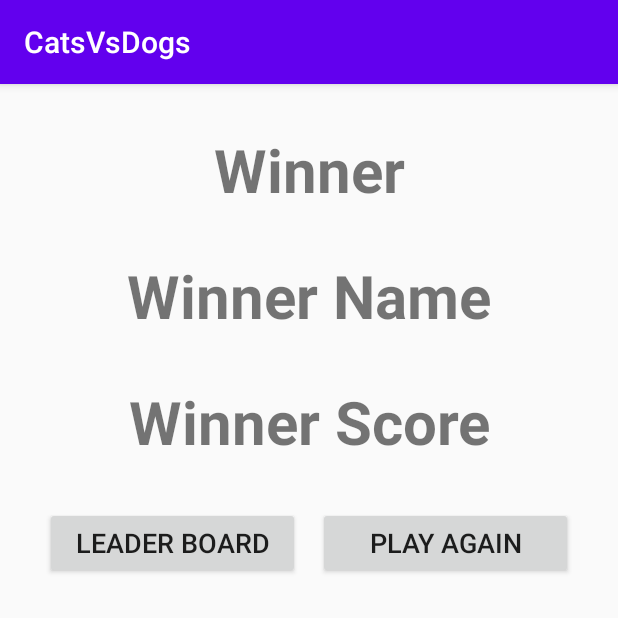
After one commit to devAlexanderKonopelko/CatsVSDogs, an Android app: the fragment FinishFragment shown on its own in the app's theme, on a phone screen of 412 x 824 dp, the top half of it. The commit adds this screen. Run offline under Robolectric (Android 15) with nearby library versions, the phone set to English and light mode, and no system bars.

Commit message:
finish fragment

```diff
--- a/app/build.gradle
+++ b/app/build.gradle
@@ -32,6 +32,7 @@ dependencies {
     implementation 'androidx.appcompat:appcompat:1.1.0'
     implementation 'androidx.core:core-ktx:1.2.0'
     implementation 'androidx.constraintlayout:constraintlayout:1.1.3'
+    implementation 'androidx.legacy:legacy-support-v4:1.0.0'
     testImplementation 'junit:junit:4.12'
     androidTestImplementation 'androidx.test.ext:junit:1.1.1'
     androidTestImplementation 'androidx.test.espresso:espresso-core:3.2.0'
--- /dev/null
+++ b/app/src/main/java/com/example/catsvsdogs/FinishFragment.kt
@@ -0,0 +1,16 @@
+package com.example.catsvsdogs
+
+import android.os.Bundle
+import androidx.fragment.app.Fragment
+import android.view.LayoutInflater
+import android.view.View
+import android.view.ViewGroup
+
+class FinishFragment : Fragment() {
+    override fun onCreateView(
+        inflater: LayoutInflater, container: ViewGroup?,
+        savedInstanceState: Bundle?
+    ): View? {
+        return inflater.inflate(R.layout.fragment_finish, container, false)
+    }
+}
--- /dev/null
+++ b/app/src/main/res/layout/fragment_finish.xml
@@ -0,0 +1,66 @@
+<?xml version="1.0" encoding="utf-8"?>
+<androidx.constraintlayout.widget.ConstraintLayout xmlns:android="http://schemas.android.com/apk/res/android"
+    xmlns:app="http://schemas.android.com/apk/res-auto"
+    xmlns:tools="http://schemas.android.com/tools"
+    android:layout_width="match_parent"
+    android:layout_height="wrap_content"
+    tools:context=".FinishFragment">
+
+    <TextView
+        android:id="@+id/titleFinish"
+        android:layout_width="match_parent"
+        android:layout_height="wrap_content"
+        android:layout_margin="30dp"
+        android:text="@string/finish_fragment_title"
+        android:textAlignment="center"
+        android:textSize="40sp"
+        android:textStyle="bold"
+        app:layout_constraintTop_toTopOf="parent" />
+
+    <TextView
+        android:id="@+id/winnerNameFinish"
+        android:layout_width="match_parent"
+        android:layout_height="wrap_content"
+        android:layout_margin="30dp"
+        android:text="@string/finish_fragment_winner_name"
+        android:textAlignment="center"
+        android:textSize="40sp"
+        android:textStyle="bold"
+        app:layout_constraintTop_toBottomOf="@+id/titleFinish"
+        tools:layout_editor_absoluteX="0dp" />
+
+    <TextView
+        android:id="@+id/winnerScoreFinish"
+        android:layout_width="match_parent"
+        android:layout_height="wrap_content"
+        android:layout_margin="30dp"
+        android:text="@string/finish_fragment_winner_score"
+        android:textAlignment="center"
+        android:textSize="40sp"
+        android:textStyle="bold"
+        app:layout_constraintTop_toBottomOf="@+id/winnerNameFinish"
+        tools:layout_editor_absoluteX="0dp" />
+
+    <androidx.appcompat.widget.AppCompatButton
+        android:id="@+id/historyFinish"
+        android:layout_width="170dp"
+        android:layout_height="wrap_content"
+        android:layout_margin="30dp"
+        android:layout_marginTop="401dp"
+        android:text="@string/finish_fragment_history"
+        android:textSize="18sp"
+        app:layout_constraintStart_toStartOf="parent"
+        app:layout_constraintTop_toBottomOf="@+id/winnerScoreFinish" />
+
+    <androidx.appcompat.widget.AppCompatButton
+        android:id="@+id/startFinish"
+        android:layout_width="170dp"
+        android:layout_height="wrap_content"
+        android:layout_margin="30dp"
+        android:text="@string/finish_fragment_start"
+        android:textSize="18sp"
+
+        app:layout_constraintEnd_toEndOf="parent"
+        app:layout_constraintTop_toBottomOf="@+id/winnerScoreFinish" />
+
+</androidx.constraintlayout.widget.ConstraintLayout>
--- a/app/src/main/res/values/strings.xml
+++ b/app/src/main/res/values/strings.xml
@@ -1,3 +1,8 @@
 <resources>
     <string name="app_name">CatsVsDogs</string>
+    <string name="finish_fragment_title">Winner</string>
+    <string name="finish_fragment_history">Leader Board</string>
+    <string name="finish_fragment_start">Play again</string>
+    <string name="finish_fragment_winner_name">Winner Name</string>
+    <string name="finish_fragment_winner_score">Winner Score</string>
 </resources>
```
